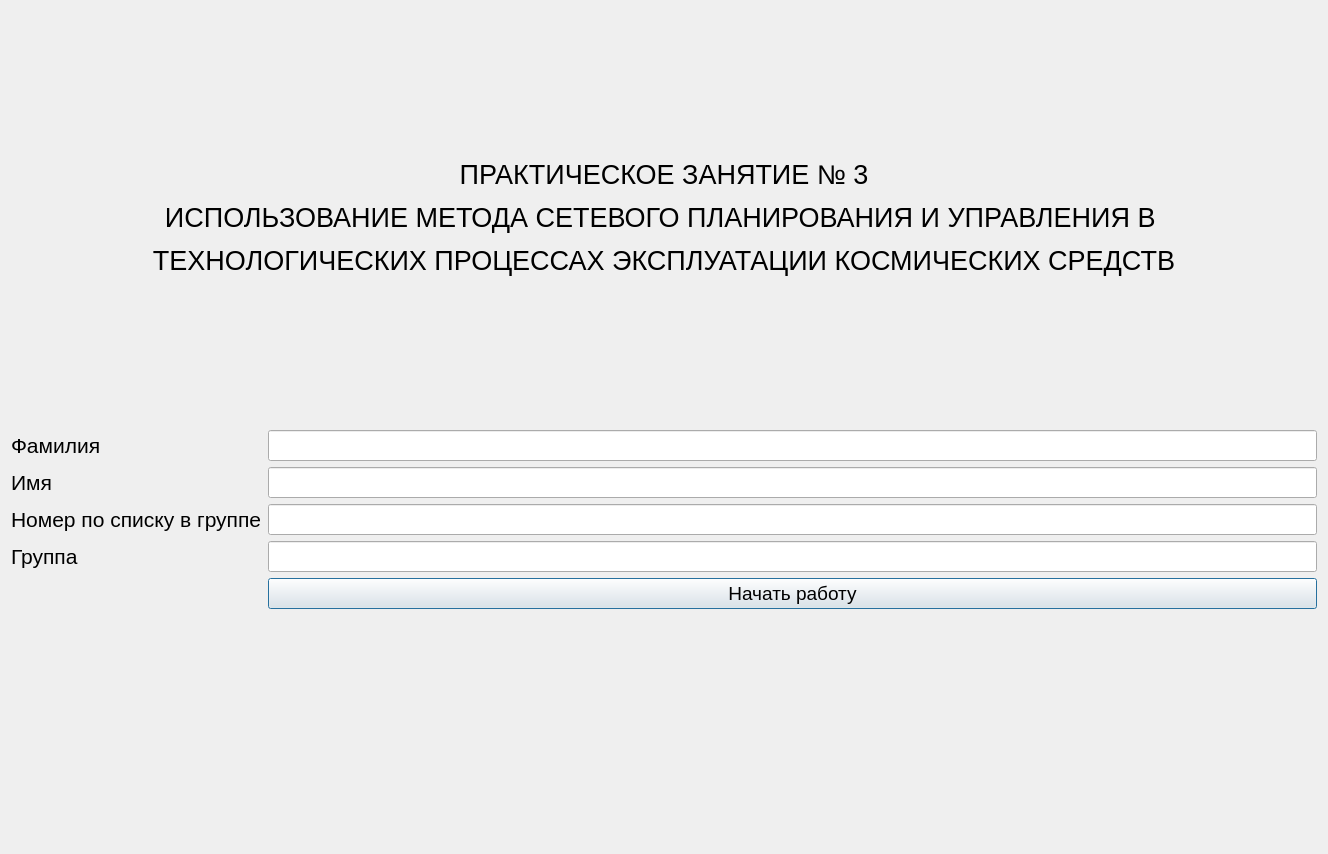
Old version of the form qt_designer_ui/startWindow.ui in the repository IvaMarin/Project-Network-Diagram-App.
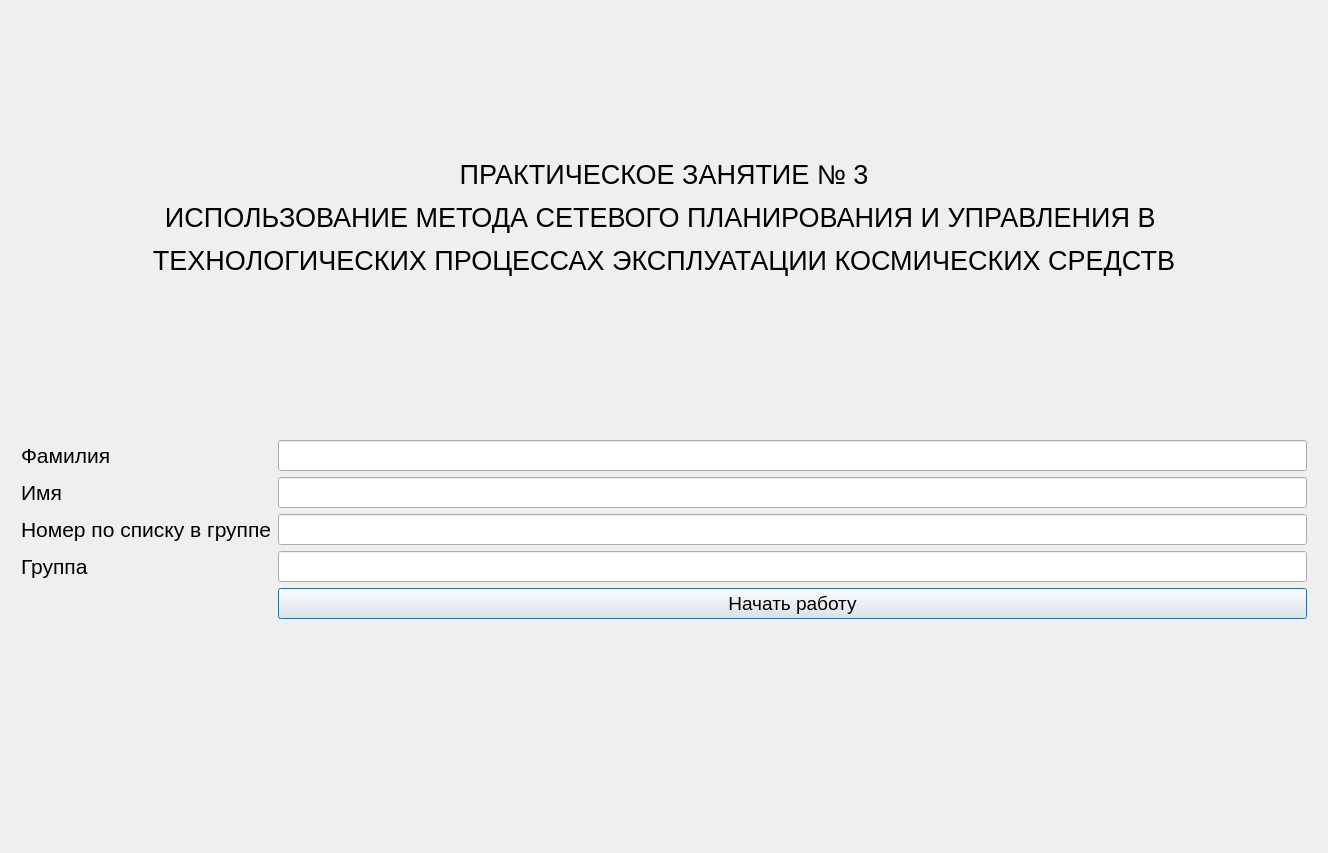
New version of the form.

```diff
--- a/qt_designer_ui/startWindow.ui
+++ b/qt_designer_ui/startWindow.ui
@@ -7,7 +7,7 @@
     <x>0</x>
     <y>0</y>
     <width>1328</width>
-    <height>854</height>
+    <height>853</height>
    </rect>
   </property>
   <property name="windowTitle">
@@ -29,6 +29,18 @@
    </item>
    <item>
     <layout class="QFormLayout" name="formLayout">
+     <property name="leftMargin">
+      <number>10</number>
+     </property>
+     <property name="topMargin">
+      <number>10</number>
+     </property>
+     <property name="rightMargin">
+      <number>10</number>
+     </property>
+     <property name="bottomMargin">
+      <number>10</number>
+     </property>
      <item row="0" column="0">
       <widget class="QLabel" name="labelSurname">
        <property name="text">
```
